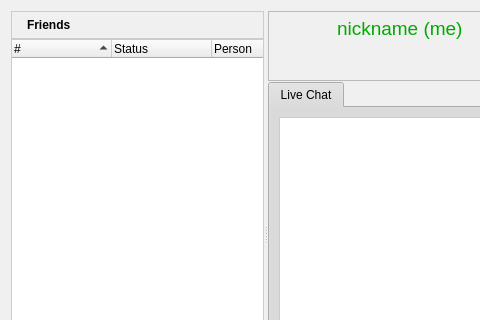
Qt form retroshare-gui/src/gui/PeersDialog.ui (RetroShare/RetroShare) before a commit; both pictures show x 0 to 480 and y 0 to 320 of the 707 by 467 pixel window.
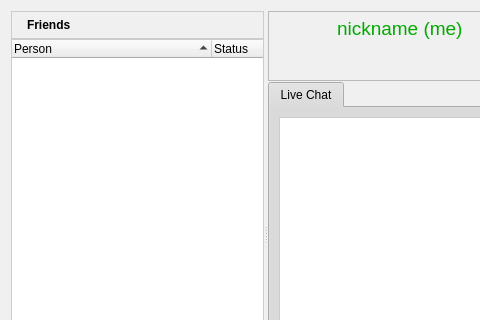
The same form after that commit. Icons and pictures are not drawn.

Commit message: working gui version for peers dialog

What changed in the file:
```diff
--- a/retroshare-gui/src/gui/PeersDialog.ui
+++ b/retroshare-gui/src/gui/PeersDialog.ui
@@ -640,27 +640,40 @@
            <height>24</height>
           </size>
          </property>
+         <property name="autoExpandDelay">
+          <number>1</number>
+         </property>
+         <property name="indentation">
+          <number>20</number>
+         </property>
          <property name="itemsExpandable">
           <bool>true</bool>
          </property>
          <property name="sortingEnabled">
           <bool>true</bool>
          </property>
-         <column>
-          <property name="text">
-           <string>#</string>
-          </property>
-         </column>
-         <column>
-          <property name="text">
-           <string>Status</string>
-          </property>
-         </column>
+         <property name="wordWrap">
+          <bool>false</bool>
+         </property>
+         <property name="expandsOnDoubleClick">
+          <bool>false</bool>
+         </property>
+         <attribute name="headerDefaultSectionSize">
+          <number>200</number>
+         </attribute>
+         <attribute name="headerDefaultSectionSize">
+          <number>200</number>
+         </attribute>
          <column>
           <property name="text">
            <string>Person</string>
           </property>
          </column>
+         <column>
+          <property name="text">
+           <string>Status</string>
+          </property>
+         </column>
         </widget>
        </item>
       </layout>
```
Left out of the diff: 2 changed lines with no effect on the pictures. The commit also changes 12 other files.
